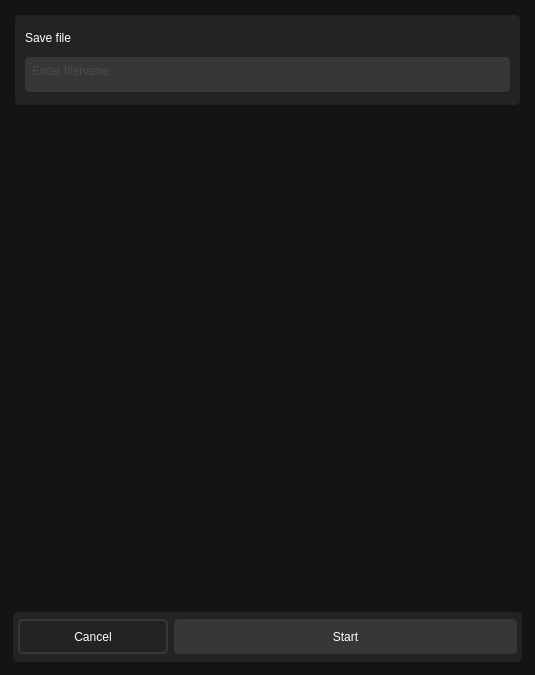
Before: the Qt Designer form src/ui/measure_dialog.ui in ligerr13/PE_Spectroradiometer, drawn with Qt 5.
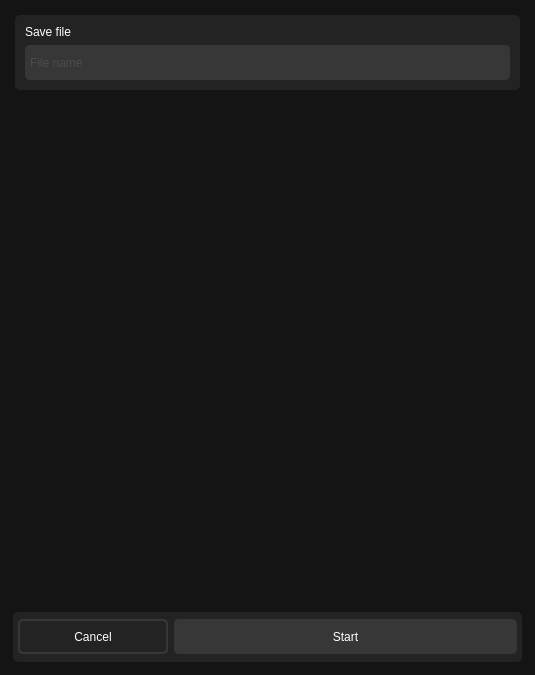
After: the same form once the commit is applied.

What changed in the file:
```diff
--- a/src/ui/measure_dialog.ui
+++ b/src/ui/measure_dialog.ui
@@ -103,11 +103,11 @@
               </property>
              </widget>
             </item>
-            <item row="1" column="0" colspan="2">
-             <widget class="QTextEdit" name="fileName">
-              <property name="maximumSize">
+            <item row="1" column="0">
+             <widget class="QLineEdit" name="fileName">
+              <property name="minimumSize">
                <size>
-                <width>16777215</width>
+                <width>35</width>
                 <height>35</height>
                </size>
               </property>
@@ -119,7 +119,7 @@
 color: rgb(94, 94, 94)</string>
               </property>
               <property name="placeholderText">
-               <string>Enter filename</string>
+               <string>File name</string>
               </property>
              </widget>
             </item>
```
